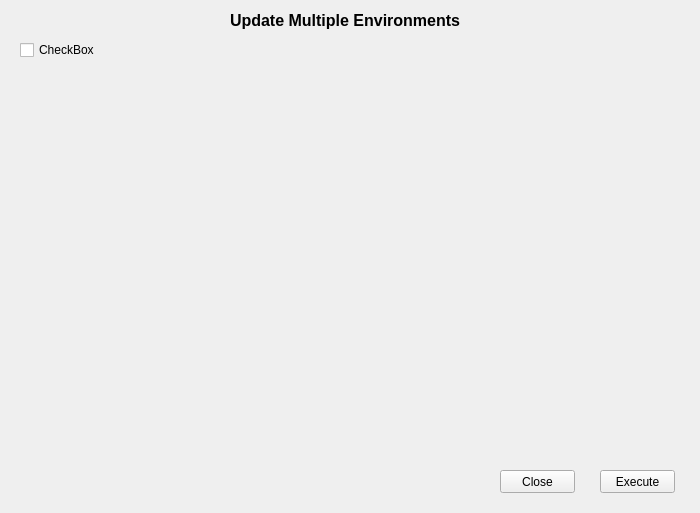
Old version of the form gui/source_ui/main_window.ui in the repository leandromaia/multiple_builder.
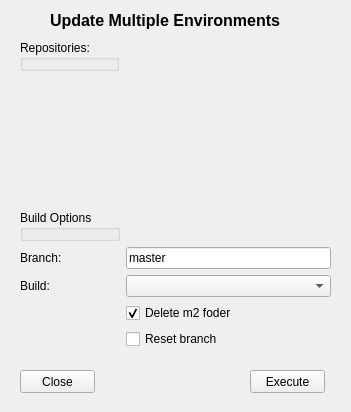
New version of the form.

Commit message: Create more gui elements, load repositories and gradle commands

Diff of the .ui file:
```diff
--- a/gui/source_ui/main_window.ui
+++ b/gui/source_ui/main_window.ui
@@ -6,8 +6,8 @@
    <rect>
     <x>0</x>
     <y>0</y>
-    <width>700</width>
-    <height>513</height>
+    <width>351</width>
+    <height>412</height>
    </rect>
   </property>
   <property name="windowTitle">
@@ -20,7 +20,7 @@
    <widget class="QLabel" name="label_title">
     <property name="geometry">
      <rect>
-      <x>230</x>
+      <x>50</x>
       <y>10</y>
       <width>251</width>
       <height>21</height>
@@ -42,15 +42,15 @@
      <rect>
       <x>20</x>
       <y>40</y>
-      <width>291</width>
+      <width>311</width>
       <height>161</height>
      </rect>
     </property>
     <layout class="QFormLayout" name="formLayoutRepos">
      <item row="0" column="0">
-      <widget class="QCheckBox" name="checkBox_1">
-       <property name="text">
-        <string>CheckBox</string>
+      <widget class="QGroupBox" name="groupBoxRepositories">
+       <property name="title">
+        <string>Repositories:</string>
        </property>
       </widget>
      </item>
@@ -59,8 +59,8 @@
    <widget class="QPushButton" name="pushButtonExecute">
     <property name="geometry">
      <rect>
-      <x>600</x>
-      <y>470</y>
+      <x>250</x>
+      <y>370</y>
       <width>75</width>
       <height>23</height>
      </rect>
@@ -72,8 +72,8 @@
    <widget class="QPushButton" name="pushButtonClose">
     <property name="geometry">
      <rect>
-      <x>500</x>
-      <y>470</y>
+      <x>20</x>
+      <y>370</y>
       <width>75</width>
       <height>23</height>
      </rect>
@@ -82,6 +82,66 @@
      <string>Close</string>
     </property>
    </widget>
+   <widget class="QWidget" name="formLayoutWidget_2">
+    <property name="geometry">
+     <rect>
+      <x>20</x>
+      <y>210</y>
+      <width>311</width>
+      <height>141</height>
+     </rect>
+    </property>
+    <layout class="QFormLayout" name="formLayoutOptions">
+     <item row="1" column="0">
+      <widget class="QLabel" name="labelBranch">
+       <property name="text">
+        <string>Branch:</string>
+       </property>
+      </widget>
+     </item>
+     <item row="1" column="1">
+      <widget class="QLineEdit" name="lineEditBranch">
+       <property name="text">
+        <string>master</string>
+       </property>
+      </widget>
+     </item>
+     <item row="2" column="0">
+      <widget class="QLabel" name="labelBuild">
+       <property name="text">
+        <string>Build:</string>
+       </property>
+      </widget>
+     </item>
+     <item row="2" column="1">
+      <widget class="QComboBox" name="comboBoxBuild"/>
+     </item>
+     <item row="3" column="1">
+      <widget class="QCheckBox" name="checkBoxDeleteM2">
+       <property name="text">
+        <string>Delete m2 foder</string>
+       </property>
+       <property name="checked">
+        <bool>true</bool>
+       </property>
+      </widget>
+     </item>
+     <item row="4" column="1">
+      <widget class="QCheckBox" name="checkBoxGitReset">
+       <property name="text">
+        <string>Reset branch</string>
+       </property>
+      </widget>
+     </item>
+     <item row="0" column="0">
+      <widget class="QGroupBox" name="groupBoxOptions">
+       <property name="title">
+        <string>Build Options</string>
+       </property>
+      </widget>
+     </item>
+    </layout>
+   </widget>
   </widget>
  </widget>
  <resources/>
```
The commit also changes 4 other files.
